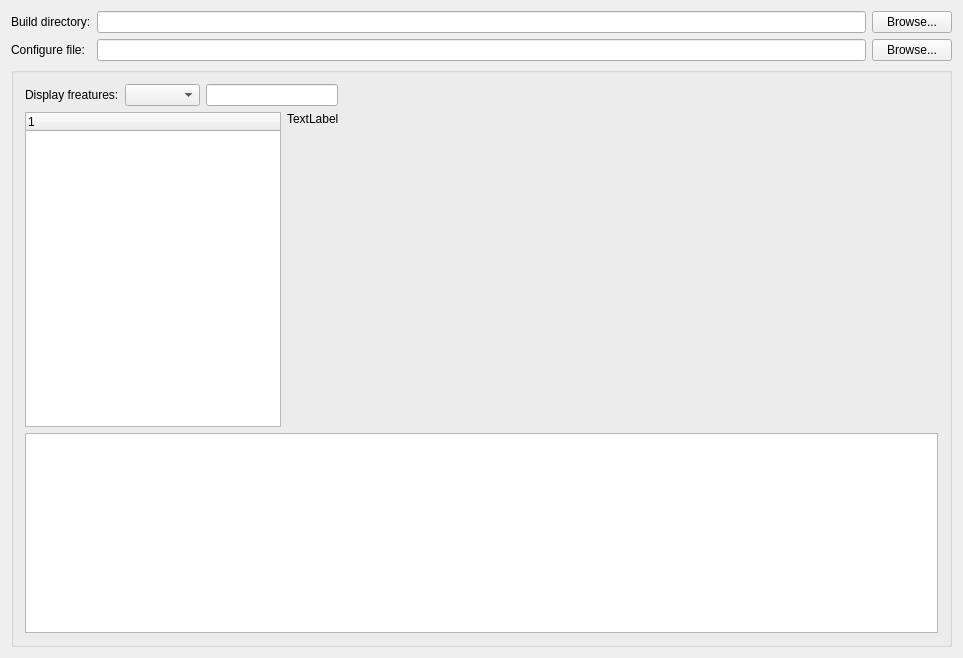
Qt form mainwindow.ui (xbotao/Qt_Lite_Config_Tool) before a commit.
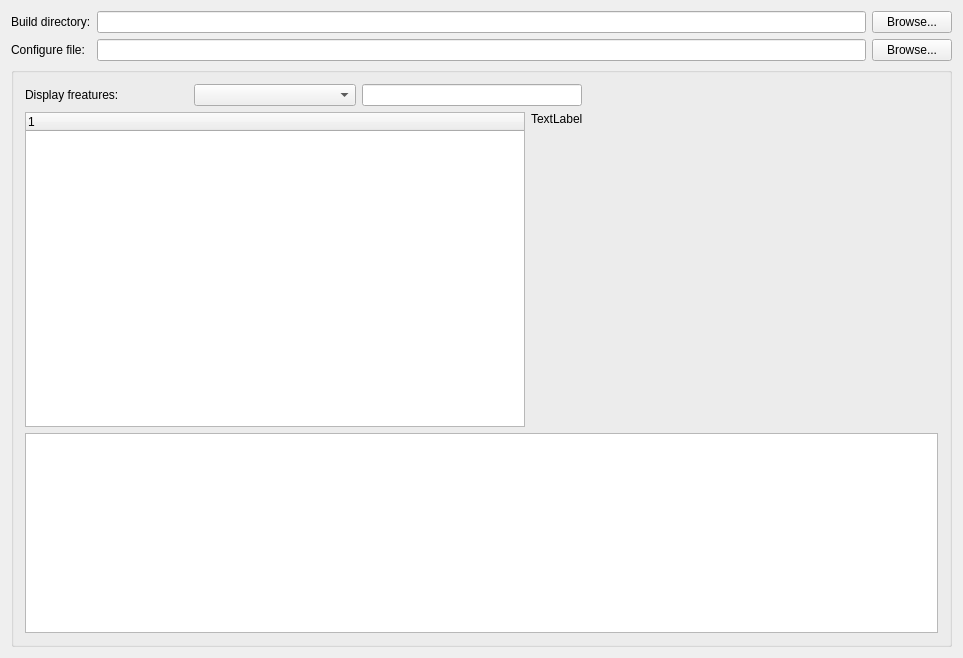
The same form after that commit.

Diff of the .ui file:
```diff
--- a/mainwindow.ui
+++ b/mainwindow.ui
@@ -103,6 +103,12 @@
            </item>
            <item row="1" column="0" colspan="3">
             <widget class="QTreeWidget" name="treeWidget">
+             <property name="minimumSize">
+              <size>
+               <width>500</width>
+               <height>0</height>
+              </size>
+             </property>
              <column>
               <property name="text">
                <string notr="true">1</string>
```
